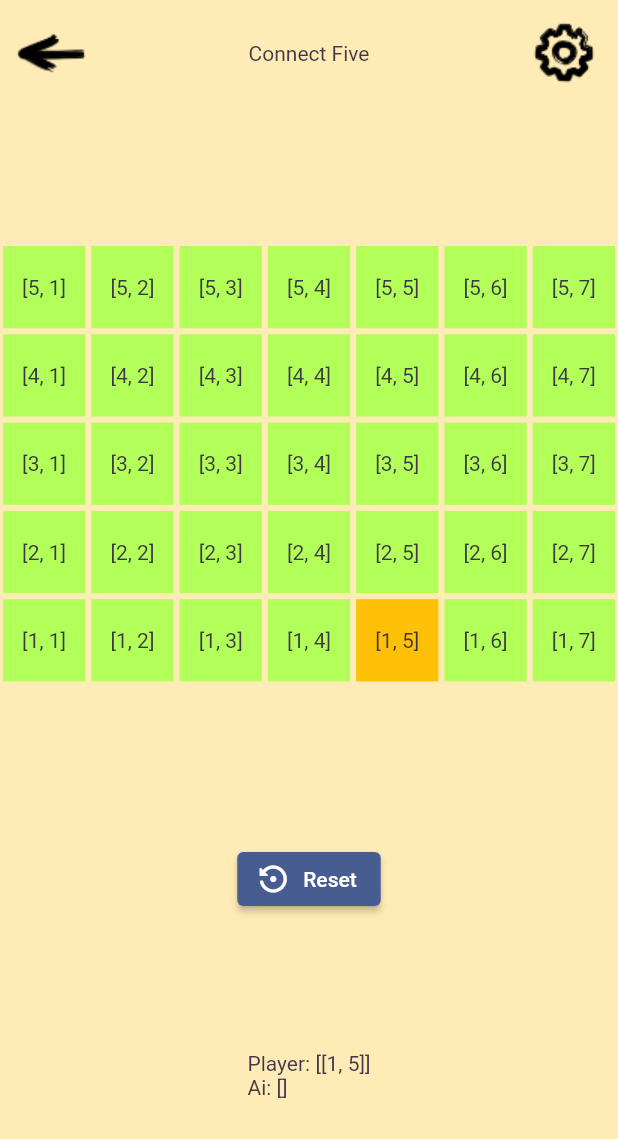
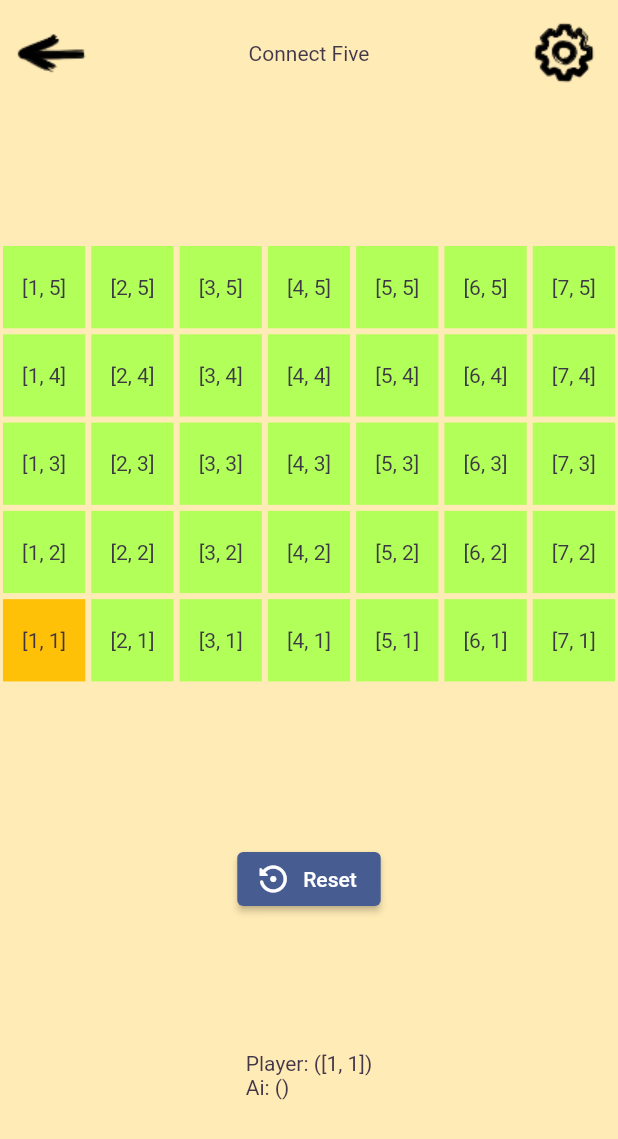
Before and after one commit to davefaliskie/game_1, a Flutter app: the PlaySessionScreen screen opened directly with sample values from the repository, after a tap on an icon or button, on a phone screen of 412 x 824 dp. Shown: the top 1139 px of the screen. Run offline on Flutter 3.47's test engine with Material 2 defaults, Android fonts, the light colour scheme and no system bars; our stand-ins replace audioplayers, firebase_core, firebase_crashlytics, go_router, google_mobile_ads, in_app_purchase and 1 more; missing offline and left inert: games_services; accounts and stored records are empty.

Commit message:
add game logic to how selected tiles activate

```diff
--- a/lib/src/game_internals/board_state.dart
+++ b/lib/src/game_internals/board_state.dart
@@ -1,16 +1,22 @@
 import 'package:flutter/foundation.dart';
 import 'package:flutter/material.dart';
+import 'package:game_template/src/game_internals/board_setting.dart';
+import 'package:game_template/src/game_internals/coordinate.dart';
+import 'package:game_template/src/game_internals/tile.dart';
 
 class BoardState extends ChangeNotifier {
+  final BoardSetting boardSetting;
   // the current state of the board will be determined by these two lists.
-  final List<List<int>> playerTaken = [];
-  final List<List<int>> aiTaken = [];
+  final List<Coordinate> playerTaken = [];
+  final List<Coordinate> aiTaken = [];
+
+  BoardState({required this.boardSetting});
 
   // set the tile color based on the given tile's coordinates
-  Color tileColor(List<int> coordinates) {
-    if (playerTaken.any((c) => listEquals(c, coordinates))) {
+  Color tileColor(Coordinate coordinate) {
+    if (playerTaken.any((c) => listEquals(c.asList(), coordinate.asList()))) {
       return Colors.amber;
-    } else if (aiTaken.any((c) => listEquals(c, coordinates))) {
+    } else if (aiTaken.any((c) => listEquals(c.asList(), coordinate.asList()))) {
       return Colors.redAccent;
     } else {
       return Colors.lightGreenAccent;
@@ -18,13 +24,36 @@ class BoardState extends ChangeNotifier {
   }
 
   // the action called when a tile is clicked.
-  void makeMove(List<int> coordinates) {
+  void makeMove(Tile tile) {
     // skip if the list already has the coordinates.
-    if (playerTaken.any((c) => listEquals(c, coordinates))) {
+    // if (playerTaken.contains(tile)) {
+    //   return;
+    // }
+    Coordinate? newTileCord = evaluateMove(tile);
+    if (newTileCord == null) {
       return;
     }
-    playerTaken.add(coordinates);
+    playerTaken.add(newTileCord);
+    // TODO make AI move
     notifyListeners();
+  }
+
+  // Return the coordinates of the tile that should become active by the recent move.
+  // This is the key game logic, clicking on tile [5,3] should activate [1,3]
+  // assuming there are no other active tiles in the 3rd column.
+  Coordinate? evaluateMove(Tile tile) {
+    //loop over number of rows and find the lowest blank row in the column
+    for (var row = 1; row < boardSetting.rows + 1; row++) {
+      var evalCord = Coordinate(col: tile.col(), row: row);
+      if (playerTaken.any((c) => listEquals(c.asList(), evalCord.asList()))) {
+        // the tile is already active by the PLAYER
+        // TODO will need to also check the AI
+        continue;
+      } else {
+        return evalCord;
+      }
+    }
+    return null;
   }
 
   // reset the board to the blank state
--- /dev/null
+++ b/lib/src/game_internals/coordinate.dart
@@ -0,0 +1,10 @@
+class Coordinate {
+  final int col;
+  final int row;
+
+  Coordinate({required this.col, required this.row});
+
+  List<int> asList() {
+    return [col, row];
+  }
+}
--- a/lib/src/game_internals/tile_state.dart
+++ b/lib/src/game_internals/tile.dart
@@ -1,11 +1,11 @@
 import 'package:game_template/src/game_internals/board_setting.dart';
+import 'package:game_template/src/game_internals/coordinate.dart';
 
-class TileState {
+class Tile {
   final BoardSetting boardSetting;
   final int boardIndex;
 
-
-  TileState(this.boardSetting, this.boardIndex);
+  Tile(this.boardSetting, this.boardIndex);
 
   int row() {
     return boardSetting.rows - ((boardIndex + 1) / boardSetting.cols).ceil() + 1;
@@ -15,8 +15,7 @@ class TileState {
     return (boardIndex % boardSetting.cols).ceil() + 1;
   }
 
-  List<int> coordinates() {
-    return [row(), col()];
+  Coordinate coordinate() {
+    return Coordinate(row: row(), col: col());
   }
-
 }
--- a/lib/src/play_session/board_tile.dart
+++ b/lib/src/play_session/board_tile.dart
@@ -4,7 +4,7 @@ import 'package:logging/logging.dart';
 import 'package:provider/provider.dart';
 
 import '../game_internals/board_state.dart';
-import '../game_internals/tile_state.dart';
+import '../game_internals/tile.dart';
 
 class BoardTile extends StatefulWidget {
   final int boardIndex;
@@ -17,29 +17,21 @@ class BoardTile extends StatefulWidget {
 }
 
 class _BoardTileState extends State<BoardTile> {
-  List? coordinates;
-
-  @override
-  void initState() {
-    super.initState();
-    coordinates = TileState(widget.boardSetting, widget.boardIndex).coordinates();
-  }
-
   @override
   Widget build(BuildContext context) {
-    final tileState = TileState(widget.boardSetting, widget.boardIndex);
+    final tile = Tile(widget.boardSetting, widget.boardIndex);
 
     return InkResponse(
       onTap: () {
-        Provider.of<BoardState>(context, listen: false).makeMove(tileState.coordinates());
+        Provider.of<BoardState>(context, listen: false).makeMove(tile);
       },
       child: Padding(
         padding: const EdgeInsets.all(2.0),
         child: Consumer<BoardState>(
           builder: (context, bordState, child) {
             return Container(
-              color: bordState.tileColor(tileState.coordinates()),
-              child: Center(child: Text("${tileState.coordinates()}")),
+              color: bordState.tileColor(tile.coordinate()),
+              child: Center(child: Text("${tile.coordinate().asList()}")),
             );
           }
         ),
--- a/lib/src/play_session/play_session_screen.dart
+++ b/lib/src/play_session/play_session_screen.dart
@@ -52,7 +52,7 @@ class _PlaySessionScreenState extends State<PlaySessionScreen> {
 
     return MultiProvider(
       providers: [
-        ChangeNotifierProvider(create: (context) => BoardState()),
+        ChangeNotifierProvider(create: (context) => BoardState(boardSetting: boardSetting)),
       ],
       child: IgnorePointer(
         ignoring: _duringCelebration,
@@ -111,8 +111,8 @@ class _PlaySessionScreenState extends State<PlaySessionScreen> {
                           return Column(
                             crossAxisAlignment: CrossAxisAlignment.start,
                             children: [
-                              Text('Player: ${bordState.playerTaken}'),
-                              Text('Ai: ${bordState.aiTaken}'),
+                              Text('Player: ${bordState.playerTaken.map((c) => c.asList())}'),
+                              Text('Ai: ${bordState.aiTaken.map((c) => c.asList())}'),
                             ],
                           );
                         }),
```
